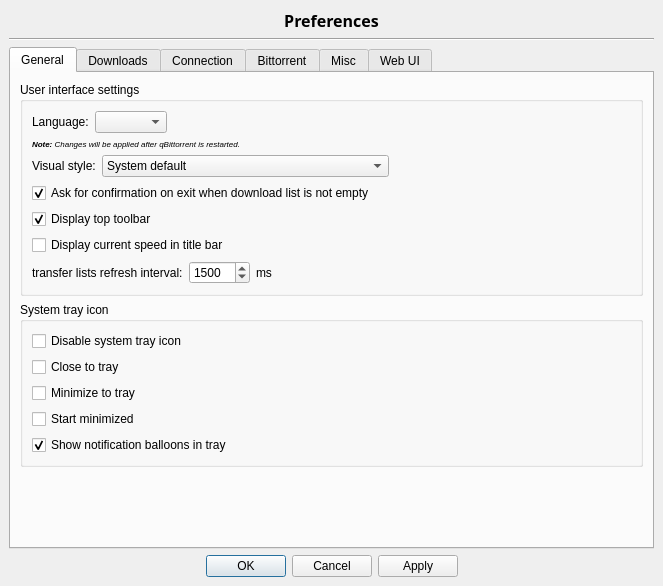
Above: src/options.ui from SysAdminDoc/qBittorrent-Vanced before the change. Below: the same form after it.
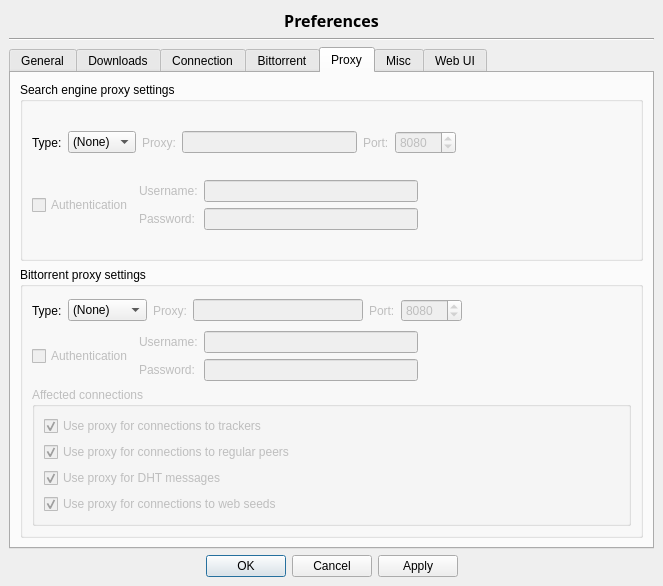
That is the form after the change. The open tabs and pages were chosen to show the change. Icons and pictures are not drawn.

Commit message: - Can have different proxy settings for bittorrent and search engine (closes #274791)

```diff
--- a/src/options.ui
+++ b/src/options.ui
@@ -778,6 +778,10 @@
              </layout>
             </widget>
            </item>
+          </layout>
+         </item>
+        </layout>
+       </item>
            <item>
             <widget class="QGroupBox" name="bandwidthBox" >
              <property name="title" >
@@ -895,188 +899,6 @@
                   </item>
                  </layout>
                 </item>
-               </layout>
-              </item>
-             </layout>
-            </widget>
-           </item>
-          </layout>
-         </item>
-         <item>
-          <widget class="QGroupBox" name="groupProxy" >
-           <property name="enabled" >
-            <bool>true</bool>
-           </property>
-           <property name="title" >
-            <string>Proxy Settings</string>
-           </property>
-           <layout class="QVBoxLayout" >
-            <item>
-             <layout class="QHBoxLayout" >
-              <item>
-               <widget class="QLabel" name="ProxyType_lbl" >
-                <property name="text" >
-                 <string>Type:</string>
-                </property>
-               </widget>
-              </item>
-              <item>
-               <widget class="QComboBox" name="comboProxyType" >
-                <item>
-                 <property name="text" >
-                  <string>(None)</string>
-                 </property>
-                </item>
-                <item>
-                 <property name="text" >
-                  <string>HTTP</string>
-                 </property>
-                </item>
-                <item>
-                 <property name="text" >
-                  <string>SOCKS5</string>
-                 </property>
-                </item>
-               </widget>
-              </item>
-              <item>
-               <widget class="QLabel" name="lblProxyIP" >
-                <property name="enabled" >
-                 <bool>false</bool>
-                </property>
-                <property name="text" >
-                 <string>Proxy:</string>
-                </property>
-               </widget>
-              </item>
-              <item>
-               <widget class="QLineEdit" name="textProxyIP" >
-                <property name="enabled" >
-                 <bool>false</bool>
-                </property>
-                <property name="text" >
-                 <string/>
-                </property>
-                <property name="maxLength" >
-                 <number>75</number>
-                </property>
-                <property name="echoMode" >
-                 <enum>QLineEdit::Normal</enum>
-                </property>
-               </widget>
-              </item>
-              <item>
-               <widget class="QLabel" name="lblProxyPort" >
-                <property name="enabled" >
-                 <bool>false</bool>
-                </property>
-                <property name="text" >
-                 <string>Port:</string>
-                </property>
-               </widget>
-              </item>
-              <item>
-               <widget class="QSpinBox" name="spinProxyPort" >
-                <property name="enabled" >
-                 <bool>false</bool>
-                </property>
-                <property name="maximum" >
-                 <number>65525</number>
-                </property>
-                <property name="value" >
-                 <number>8080</number>
-                </property>
-               </widget>
-              </item>
-              <item>
-               <spacer>
-                <property name="orientation" >
-                 <enum>Qt::Horizontal</enum>
-                </property>
-                <property name="sizeHint" >
-                 <size>
-                  <width>21</width>
-                  <height>29</height>
-                 </size>
-                </property>
-               </spacer>
-              </item>
-             </layout>
-            </item>
-            <item>
-             <layout class="QHBoxLayout" >
-              <item>
-               <widget class="QCheckBox" name="checkProxyAuth" >
-                <property name="enabled" >
-                 <bool>false</bool>
-                </property>
-                <property name="text" >
-                 <string>Authentication</string>
-                </property>
-               </widget>
-              </item>
-              <item>
-               <layout class="QHBoxLayout" >
-                <item>
-                 <layout class="QVBoxLayout" >
-                  <item>
-                   <widget class="QLabel" name="lblProxyUsername" >
-                    <property name="enabled" >
-                     <bool>false</bool>
-                    </property>
-                    <property name="text" >
-                     <string>Username:</string>
-                    </property>
-                   </widget>
-                  </item>
-                  <item>
-                   <widget class="QLabel" name="lblProxyPassword" >
-                    <property name="enabled" >
-                     <bool>false</bool>
-                    </property>
-                    <property name="text" >
-                     <string>Password:</string>
-                    </property>
-                   </widget>
-                  </item>
-                 </layout>
-                </item>
-                <item>
-                 <layout class="QVBoxLayout" >
-                  <item>
-                   <widget class="QLineEdit" name="textProxyUsername" >
-                    <property name="enabled" >
-                     <bool>false</bool>
-                    </property>
-                    <property name="text" >
-                     <string/>
-                    </property>
-                    <property name="maxLength" >
-                     <number>1000</number>
-                    </property>
-                    <property name="echoMode" >
-                     <enum>QLineEdit::Normal</enum>
-                    </property>
-                   </widget>
-                  </item>
-                  <item>
-                   <widget class="QLineEdit" name="textProxyPassword" >
-                    <property name="enabled" >
-                     <bool>false</bool>
-                    </property>
-                    <property name="text" >
-                     <string/>
-                    </property>
-                    <property name="maxLength" >
-                     <number>1000</number>
-                    </property>
-                    <property name="echoMode" >
-                     <enum>QLineEdit::Password</enum>
-                    </property>
-                   </widget>
-                  </item>
-                 </layout>
-                </item>
                 <item>
                  <spacer>
                   <property name="orientation" >
@@ -1093,93 +915,20 @@
                </layout>
               </item>
              </layout>
+        </widget>
             </item>
             <item>
-             <widget class="QGroupBox" name="ProxyConnecsBox" >
-              <property name="enabled" >
-               <bool>false</bool>
-              </property>
-              <property name="minimumSize" >
+        <spacer>
+         <property name="orientation" >
+          <enum>Qt::Vertical</enum>
+         </property>
+         <property name="sizeHint" >
                <size>
-                <width>0</width>
-                <height>110</height>
-               </size>
-              </property>
-              <property name="title" >
-               <string>Affected connections</string>
-              </property>
-              <layout class="QVBoxLayout" >
-               <item>
-                <widget class="QCheckBox" name="checkProxyTrackers" >
-                 <property name="sizePolicy" >
-                  <sizepolicy vsizetype="Fixed" hsizetype="Expanding" >
-                   <horstretch>0</horstretch>
-                   <verstretch>0</verstretch>
-                  </sizepolicy>
-                 </property>
-                 <property name="text" >
-                  <string>Use proxy for connections to trackers</string>
-                 </property>
-                 <property name="checked" >
-                  <bool>true</bool>
-                 </property>
-                </widget>
-               </item>
-               <item>
-                <widget class="QCheckBox" name="checkProxyPeers" >
-                 <property name="sizePolicy" >
-                  <sizepolicy vsizetype="Fixed" hsizetype="Expanding" >
-                   <horstretch>0</horstretch>
-                   <verstretch>0</verstretch>
-                  </sizepolicy>
-                 </property>
-                 <property name="text" >
-                  <string>Use proxy for connections to regular peers</string>
-                 </property>
-                 <property name="checked" >
-                  <bool>true</bool>
-                 </property>
-                </widget>
-               </item>
-               <item>
-                <widget class="QCheckBox" name="checkProxyDHT" >
-                 <property name="sizePolicy" >
-                  <sizepolicy vsizetype="Fixed" hsizetype="Expanding" >
-                   <horstretch>0</horstretch>
-                   <verstretch>0</verstretch>
-                  </sizepolicy>
-                 </property>
-                 <property name="text" >
-                  <string>Use proxy for DHT messages</string>
-                 </property>
-                 <property name="checked" >
-                  <bool>true</bool>
-                 </property>
-                </widget>
-               </item>
-               <item>
-                <widget class="QCheckBox" name="checkProxyWebseeds" >
-                 <property name="sizePolicy" >
-                  <sizepolicy vsizetype="Fixed" hsizetype="Expanding" >
-                   <horstretch>0</horstretch>
-                   <verstretch>0</verstretch>
-                  </sizepolicy>
-                 </property>
-                 <property name="text" >
-                  <string>Use proxy for connections to web seeds</string>
-                 </property>
-                 <property name="checked" >
-                  <bool>true</bool>
-                 </property>
-                </widget>
-               </item>
-              </layout>
-             </widget>
-            </item>
-           </layout>
-          </widget>
-         </item>
-        </layout>
+           <width>623</width>
+           <height>121</height>
+          </size>
+         </property>
+        </spacer>
        </item>
       </layout>
      </widget>
@@ -1556,6 +1305,480 @@
        </item>
       </layout>
      </widget>
+     <widget class="QWidget" name="tab_7" >
+      <attribute name="title" >
+       <string>Proxy</string>
+      </attribute>
+      <attribute name="icon" >
+       <iconset resource="icons.qrc" >:/Icons/proxy.png</iconset>
+      </attribute>
+      <layout class="QVBoxLayout" >
+       <item>
+        <widget class="QGroupBox" name="groupBox" >
+         <property name="title" >
+          <string>Search engine proxy settings</string>
+         </property>
+         <layout class="QVBoxLayout" >
+          <item>
+           <layout class="QHBoxLayout" >
+            <item>
+             <widget class="QLabel" name="ProxyType_lbl_2" >
+              <property name="text" >
+               <string>Type:</string>
+              </property>
+             </widget>
+            </item>
+            <item>
+             <widget class="QComboBox" name="comboProxyType_http" >
+              <item>
+               <property name="text" >
+                <string>(None)</string>
+               </property>
+              </item>
+              <item>
+               <property name="text" >
+                <string>HTTP</string>
+               </property>
+              </item>
+             </widget>
+            </item>
+            <item>
+             <widget class="QLabel" name="lblProxyIP_http" >
+              <property name="enabled" >
+               <bool>false</bool>
+              </property>
+              <property name="text" >
+               <string>Proxy:</string>
+              </property>
+             </widget>
+            </item>
+            <item>
+             <widget class="QLineEdit" name="textProxyIP_http" >
+              <property name="enabled" >
+               <bool>false</bool>
+              </property>
+              <property name="text" >
+               <string/>
+              </property>
+              <property name="maxLength" >
+               <number>75</number>
+              </property>
+              <property name="echoMode" >
+               <enum>QLineEdit::Normal</enum>
+              </property>
+             </widget>
+            </item>
+            <item>
+             <widget class="QLabel" name="lblProxyPort_http" >
+              <property name="enabled" >
+               <bool>false</bool>
+              </property>
+              <property name="text" >
+               <string>Port:</string>
+              </property>
+             </widget>
+            </item>
+            <item>
+             <widget class="QSpinBox" name="spinProxyPort_http" >
+              <property name="enabled" >
+               <bool>false</bool>
+              </property>
+              <property name="maximum" >
+               <number>65525</number>
+              </property>
+              <property name="value" >
+               <number>8080</number>
+              </property>
+             </widget>
+            </item>
+            <item>
+             <spacer>
+              <property name="orientation" >
+               <enum>Qt::Horizontal</enum>
+              </property>
+              <property name="sizeHint" >
+               <size>
+                <width>21</width>
+                <height>29</height>
+               </size>
+              </property>
+             </spacer>
+            </item>
+           </layout>
+          </item>
+          <item>
+           <layout class="QHBoxLayout" >
+            <item>
+             <widget class="QCheckBox" name="checkProxyAuth_http" >
+              <property name="enabled" >
+               <bool>false</bool>
+              </property>
+              <property name="text" >
+               <string>Authentication</string>
+              </property>
+             </widget>
+            </item>
+            <item>
+             <layout class="QHBoxLayout" >
+              <item>
+               <layout class="QVBoxLayout" >
+                <item>
+                 <widget class="QLabel" name="lblProxyUsername_http" >
+                  <property name="enabled" >
+                   <bool>false</bool>
+                  </property>
+                  <property name="text" >
+                   <string>Username:</string>
+                  </property>
+                 </widget>
+                </item>
+                <item>
+                 <widget class="QLabel" name="lblProxyPassword_http" >
+                  <property name="enabled" >
+                   <bool>false</bool>
+                  </property>
+                  <property name="text" >
+                   <string>Password:</string>
+                  </property>
+                 </widget>
+                </item>
+               </layout>
+              </item>
+              <item>
+               <layout class="QVBoxLayout" >
+                <item>
+                 <widget class="QLineEdit" name="textProxyUsername_http" >
+                  <property name="enabled" >
+                   <bool>false</bool>
+                  </property>
+                  <property name="text" >
+                   <string/>
+                  </property>
+                  <property name="maxLength" >
+                   <number>1000</number>
+                  </property>
+                  <property name="echoMode" >
+                   <enum>QLineEdit::Normal</enum>
+                  </property>
+                 </widget>
+                </item>
+                <item>
+                 <widget class="QLineEdit" name="textProxyPassword_http" >
+                  <property name="enabled" >
+                   <bool>false</bool>
+                  </property>
+                  <property name="text" >
+                   <string/>
+                  </property>
+                  <property name="maxLength" >
+                   <number>1000</number>
+                  </property>
+                  <property name="echoMode" >
+                   <enum>QLineEdit::Password</enum>
+                  </property>
+                 </widget>
+                </item>
+               </layout>
+              </item>
+              <item>
+               <spacer>
+                <property name="orientation" >
+                 <enum>Qt::Horizontal</enum>
+                </property>
+                <property name="sizeHint" >
+                 <size>
+                  <width>40</width>
+                  <height>20</height>
+                 </size>
+                </property>
+               </spacer>
+              </item>
+             </layout>
+            </item>
+           </layout>
+          </item>
+         </layout>
+        </widget>
+       </item>
+       <item>
+        <widget class="QGroupBox" name="groupProxy" >
+         <property name="enabled" >
+          <bool>true</bool>
+         </property>
+         <property name="title" >
+          <string>Bittorrent proxy settings</string>
+         </property>
+         <layout class="QVBoxLayout" >
+          <item>
+           <layout class="QHBoxLayout" >
+            <item>
+             <widget class="QLabel" name="ProxyType_lbl" >
+              <property name="text" >
+               <string>Type:</string>
+              </property>
+             </widget>
+            </item>
+            <item>
+             <widget class="QComboBox" name="comboProxyType" >
+              <item>
+               <property name="text" >
+                <string>(None)</string>
+               </property>
+              </item>
+              <item>
+               <property name="text" >
+                <string>HTTP</string>
+               </property>
+              </item>
+              <item>
+               <property name="text" >
+                <string>SOCKS5</string>
+               </property>
+              </item>
+             </widget>
+            </item>
+            <item>
+             <widget class="QLabel" name="lblProxyIP" >
+              <property name="enabled" >
+               <bool>false</bool>
+              </property>
+              <property name="text" >
+               <string>Proxy:</string>
+              </property>
+             </widget>
+            </item>
+            <item>
+             <widget class="QLineEdit" name="textProxyIP" >
+              <property name="enabled" >
+               <bool>false</bool>
+              </property>
+              <property name="text" >
+               <string/>
+              </property>
+              <property name="maxLength" >
+               <number>75</number>
+              </property>
+              <property name="echoMode" >
+               <enum>QLineEdit::Normal</enum>
+              </property>
+             </widget>
+            </item>
+            <item>
+             <widget class="QLabel" name="lblProxyPort" >
+              <property name="enabled" >
+               <bool>false</bool>
+              </property>
+              <property name="text" >
+               <string>Port:</string>
+              </property>
+             </widget>
+            </item>
+            <item>
+             <widget class="QSpinBox" name="spinProxyPort" >
+              <property name="enabled" >
+               <bool>false</bool>
+              </property>
+              <property name="maximum" >
+               <number>65525</number>
+              </property>
+              <property name="value" >
+               <number>8080</number>
+              </property>
+             </widget>
+            </item>
+            <item>
+             <spacer>
+              <property name="orientation" >
+               <enum>Qt::Horizontal</enum>
+              </property>
+              <property name="sizeHint" >
+               <size>
+                <width>21</width>
+                <height>29</height>
+               </size>
+              </property>
+             </spacer>
+            </item>
+           </layout>
+          </item>
+          <item>
+           <layout class="QHBoxLayout" >
+            <item>
+             <widget class="QCheckBox" name="checkProxyAuth" >
+              <property name="enabled" >
+               <bool>false</bool>
+              </property>
+              <property name="text" >
+               <string>Authentication</string>
+              </property>
+             </widget>
+            </item>
+            <item>
+             <layout class="QHBoxLayout" >
+              <item>
+               <layout class="QVBoxLayout" >
+                <item>
+                 <widget class="QLabel" name="lblProxyUsername" >
+                  <property name="enabled" >
+                   <bool>false</bool>
+                  </property>
+                  <property name="text" >
+                   <string>Username:</string>
+                  </property>
+                 </widget>
+                </item>
+                <item>
+                 <widget class="QLabel" name="lblProxyPassword" >
+                  <property name="enabled" >
+                   <bool>false</bool>
+                  </property>
+                  <property name="text" >
+                   <string>Password:</string>
+                  </property>
+                 </widget>
+                </item>
+               </layout>
+              </item>
+              <item>
+               <layout class="QVBoxLayout" >
+                <item>
+                 <widget class="QLineEdit" name="textProxyUsername" >
+                  <property name="enabled" >
+                   <bool>false</bool>
+                  </property>
+                  <property name="text" >
+                   <string/>
+                  </property>
+                  <property name="maxLength" >
+                   <number>1000</number>
+                  </property>
+                  <property name="echoMode" >
+                   <enum>QLineEdit::Normal</enum>
+                  </property>
+                 </widget>
+                </item>
+                <item>
+                 <widget class="QLineEdit" name="textProxyPassword" >
+                  <property name="enabled" >
+                   <bool>false</bool>
+                  </property>
+                  <property name="text" >
+                   <string/>
+                  </property>
+                  <property name="maxLength" >
+                   <number>1000</number>
+                  </property>
+                  <property name="echoMode" >
+                   <enum>QLineEdit::Password</enum>
+                  </property>
+                 </widget>
+                </item>
+               </layout>
+              </item>
+              <item>
+               <spacer>
+                <property name="orientation" >
+                 <enum>Qt::Horizontal</enum>
+                </property>
+                <property name="sizeHint" >
+                 <size>
+                  <width>40</width>
+                  <height>20</height>
+                 </size>
+                </property>
+               </spacer>
+              </item>
+             </layout>
+            </item>
+           </layout>
+          </item>
+          <item>
+           <widget class="QGroupBox" name="ProxyConnecsBox" >
+            <property name="enabled" >
+             <bool>false</bool>
+            </property>
+            <property name="minimumSize" >
+             <size>
+              <width>0</width>
+              <height>110</height>
+             </size>
+            </property>
+            <property name="title" >
+             <string>Affected connections</string>
+            </property>
+            <layout class="QVBoxLayout" >
+             <item>
+              <widget class="QCheckBox" name="checkProxyTrackers" >
+               <property name="sizePolicy" >
+                <sizepolicy vsizetype="Fixed" hsizetype="Expanding" >
+                 <horstretch>0</horstretch>
+                 <verstretch>0</verstretch>
+                </sizepolicy>
+               </property>
+               <property name="text" >
+                <string>Use proxy for connections to trackers</string>
+               </property>
+               <property name="checked" >
+                <bool>true</bool>
+               </property>
+              </widget>
+             </item>
+             <item>
+              <widget class="QCheckBox" name="checkProxyPeers" >
+               <property name="sizePolicy" >
+                <sizepolicy vsizetype="Fixed" hsizetype="Expanding" >
+                 <horstretch>0</horstretch>
+                 <verstretch>0</verstretch>
+                </sizepolicy>
+               </property>
+               <property name="text" >
+                <string>Use proxy for connections to regular peers</string>
+               </property>
+               <property name="checked" >
+                <bool>true</bool>
+               </property>
+              </widget>
+             </item>
+             <item>
+              <widget class="QCheckBox" name="checkProxyDHT" >
+               <property name="sizePolicy" >
+                <sizepolicy vsizetype="Fixed" hsizetype="Expanding" >
+                 <horstretch>0</horstretch>
+                 <verstretch>0</verstretch>
+                </sizepolicy>
+               </property>
+               <property name="text" >
+                <string>Use proxy for DHT messages</string>
+               </property>
+               <property name="checked" >
+                <bool>true</bool>
+               </property>
+              </widget>
+             </item>
+             <item>
+              <widget class="QCheckBox" name="checkProxyWebseeds" >
+               <property name="sizePolicy" >
+                <sizepolicy vsizetype="Fixed" hsizetype="Expanding" >
+                 <horstretch>0</horstretch>
+                 <verstretch>0</verstretch>
+                </sizepolicy>
+               </property>
+               <property name="text" >
+                <string>Use proxy for connections to web seeds</string>
+               </property>
+               <property name="checked" >
+                <bool>true</bool>
+               </property>
+              </widget>
+             </item>
+            </layout>
+           </widget>
+          </item>
+         </layout>
+        </widget>
+       </item>
+      </layout>
+     </widget>
      <widget class="QWidget" name="tab_4" >
       <attribute name="title" >
        <string>Misc</string>
```
Left out of the diff: 14 changed lines with no effect on the pictures. Lines whose indentation alone changed are shown as unchanged. The commit also changes 59 other files.
